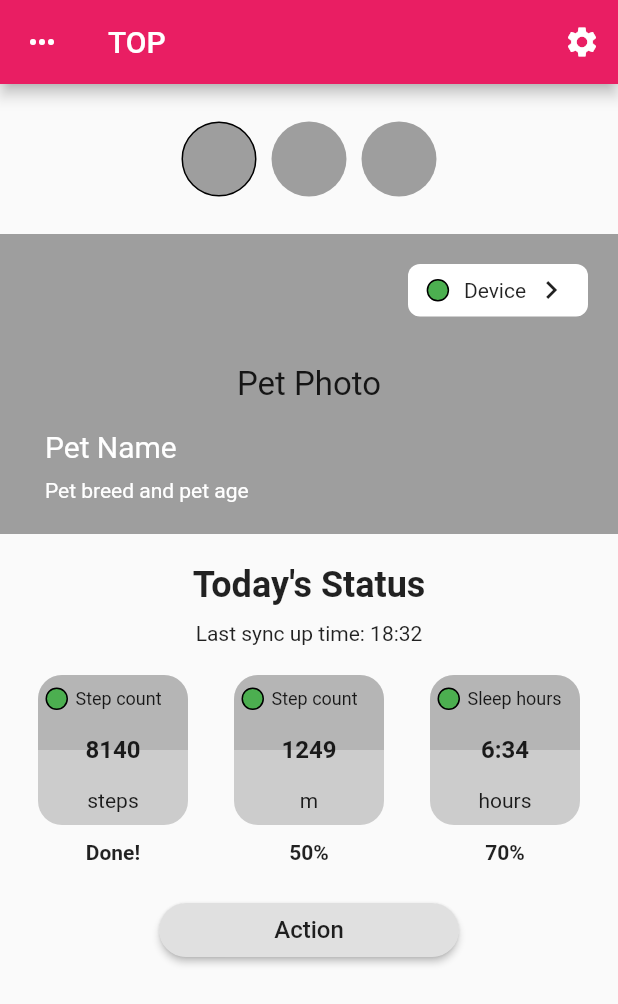
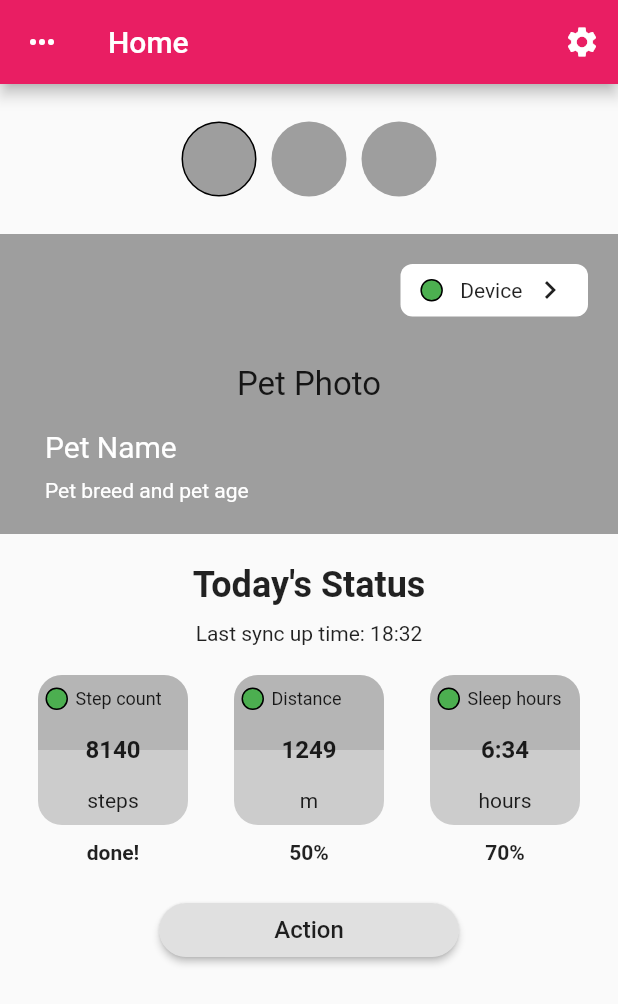
Before and after one commit to mykhailoKomarNiX/test-pet-tracker, a Flutter app: the screen it shows after launch, on a phone screen of 412 x 824 dp. Shown: the top 1004 px of the screen. Run offline on Flutter 3.47's test engine with Material 2 defaults, Android fonts, the phone set to English and light mode, and no system bars.

Commit message:
Add translation to JA

```diff
--- a/lib/main.dart
+++ b/lib/main.dart
@@ -4,28 +4,26 @@ import 'package:flutter/material.dart';
 import 'package:flutter_localizations/flutter_localizations.dart';
 import 'package:petTracker/localizations.dart';
 
-void main() => runApp(MyApp());
+void main() => runApp(PetTrackerApp());
 
-class MyApp extends StatelessWidget {
-  // This widget is the root of your application.
-  final String title = 'TOP';
+class PetTrackerApp extends StatelessWidget {
   @override
   Widget build(BuildContext context) {
     return MaterialApp(
       supportedLocales: [
+        Locale('en', 'US'),
         Locale('ja', ''),
-        Locale('en', 'US'),
       ],
       localizationsDelegates: [
         AppLocalizations.delegate,
         GlobalMaterialLocalizations.delegate,
         GlobalWidgetsLocalizations.delegate,
       ],
-      title: title,
+      title: '',
       theme: ThemeData(
         primarySwatch: Colors.pink,
       ),
-      home: HomePage(title: title),
+      home: HomePage(),
     );
   }
 }
@@ -102,6 +100,11 @@ class PetPhoto extends StatefulWidget {
 }
 
 class _PetPhotoState extends State<PetPhoto> {
+  String get device => AppLocalizations.of(context).translate('device');
+  String get petPhoto => AppLocalizations.of(context).translate('petPhoto');
+  String get petName => AppLocalizations.of(context).translate('petName');
+  String get petBreedAndPetAge => AppLocalizations.of(context).translate('petBreedAndPetAge');
+
   @override
   Widget build(BuildContext context) {
     return Stack(
@@ -113,7 +116,7 @@ class _PetPhotoState extends State<PetPhoto> {
           ),
           child: Center(
             child: Text(
-              'Pet Photo',
+              petPhoto,
               style: TextStyle(fontSize: 22),
             ),
           ),
@@ -128,13 +131,13 @@ class _PetPhotoState extends State<PetPhoto> {
                 Container(
                   margin: EdgeInsets.only(bottom: 10),
                   child: Text(
-                    'Pet Name',
+                    petName,
                     style: TextStyle(fontSize: 20, color: Colors.white),
                   ),
                 ),
                 Container(
                   child: Text(
-                    'Pet breed and pet age',
+                    petBreedAndPetAge,
                     style: TextStyle(color: Colors.white),
                   ),
                 ),
@@ -144,7 +147,7 @@ class _PetPhotoState extends State<PetPhoto> {
             right: 20.0,
             top: 20,
             child: Container(
-              width: 120,
+              width: 125,
               height: 35,
               padding: EdgeInsets.only(left: 10, right: 10),
               decoration: BoxDecoration(
@@ -157,7 +160,7 @@ class _PetPhotoState extends State<PetPhoto> {
                 children: <Widget>[
                   StatusCircle(),
                   Container(
-                      margin: EdgeInsets.only(left: 5), child: Text('Device')),
+                      margin: EdgeInsets.only(left: 5), child: Text(device)),
                   Icon(Icons.keyboard_arrow_right),
                 ],
               ),
@@ -173,13 +176,12 @@ class LastSyncUp extends StatefulWidget {
 }
 
 class _LastSyncUpState extends State<LastSyncUp> {
-  String get time {
-    return '18:32';
-  }
-
-  String get label {
-    return 'Last sync up time: $time';
-  }
+  String get time => '18:32';
+  String get label => '$lastSyncUpTime: $time';
+  String get todaysStatus =>
+      AppLocalizations.of(context).translate('todaysStatus');
+  String get lastSyncUpTime =>
+      AppLocalizations.of(context).translate('lastSyncUpTime');
 
   @override
   Widget build(BuildContext context) {
@@ -192,7 +194,7 @@ class _LastSyncUpState extends State<LastSyncUp> {
               Container(
                   margin: EdgeInsets.only(top: 20, bottom: 10),
                   child: Text(
-                    "Today's Status",
+                    todaysStatus,
                     style: TextStyle(fontSize: 24, fontWeight: FontWeight.bold),
                   )),
             ],
@@ -216,6 +218,13 @@ class GoalList extends StatefulWidget {
 }
 
 class _GoalListState extends State<GoalList> {
+  String get stepCount => AppLocalizations.of(context).translate('stepCount');
+  String get distance => AppLocalizations.of(context).translate('distance');
+  String get sleepHours => AppLocalizations.of(context).translate('sleepHours');
+  String get hours => AppLocalizations.of(context).translate('hours');
+  String get steps => AppLocalizations.of(context).translate('steps');
+  String get done => AppLocalizations.of(context).translate('done');
+
   @override
   Widget build(BuildContext context) {
     return Container(
@@ -224,24 +233,24 @@ class _GoalListState extends State<GoalList> {
         mainAxisAlignment: MainAxisAlignment.spaceAround,
         children: <Widget>[
           GoalItem(
-            title: 'Step count',
+            title: stepCount,
             goalValue: '8140',
             currentValue: '8140',
-            measure: 'steps',
-            result: 'Done!',
+            measure: steps,
+            result: done,
           ),
           GoalItem(
-            title: 'Step count',
+            title: distance,
             goalValue: '1249',
             currentValue: '624',
             measure: 'm',
             result: '50%',
           ),
           GoalItem(
-            title: 'Sleep hours',
+            title: sleepHours,
             goalValue: '6:34',
             currentValue: '4:25',
-            measure: 'hours',
+            measure: hours,
             result: '70%',
           ),
         ],
@@ -368,20 +377,21 @@ class _WeeklyWalkState extends State<WeeklyWalk> {
 }
 
 class HomePage extends StatefulWidget {
-  HomePage({Key key, this.title}) : super(key: key);
-
-  final String title;
+  HomePage({Key key}) : super(key: key);
 
   @override
   _HomePageState createState() => _HomePageState();
 }
 
 class _HomePageState extends State<HomePage> {
+  String get title => AppLocalizations.of(context).translate('title');
+  String get action => AppLocalizations.of(context).translate('action');
+
   @override
   Widget build(BuildContext context) {
     return Scaffold(
         appBar: AppBar(
-          title: Text(widget.title),
+          title: Text(title),
           leading: IconButton(
             onPressed: () => print('more'),
             icon: Icon(Icons.more_horiz),
@@ -409,7 +419,7 @@ class _HomePageState extends State<HomePage> {
                   shape: RoundedRectangleBorder(
                       borderRadius: BorderRadius.circular(32)),
                   child: Text(
-                    AppLocalizations.of(context).translate('action'),
+                    action,
                     style: TextStyle(fontSize: 16),
                   ),
                 ),
```
Also changed, not shown: i18n/en.json (+13 -0 lines), i18n/ja.json (+13 -0 lines), 1 other file.
